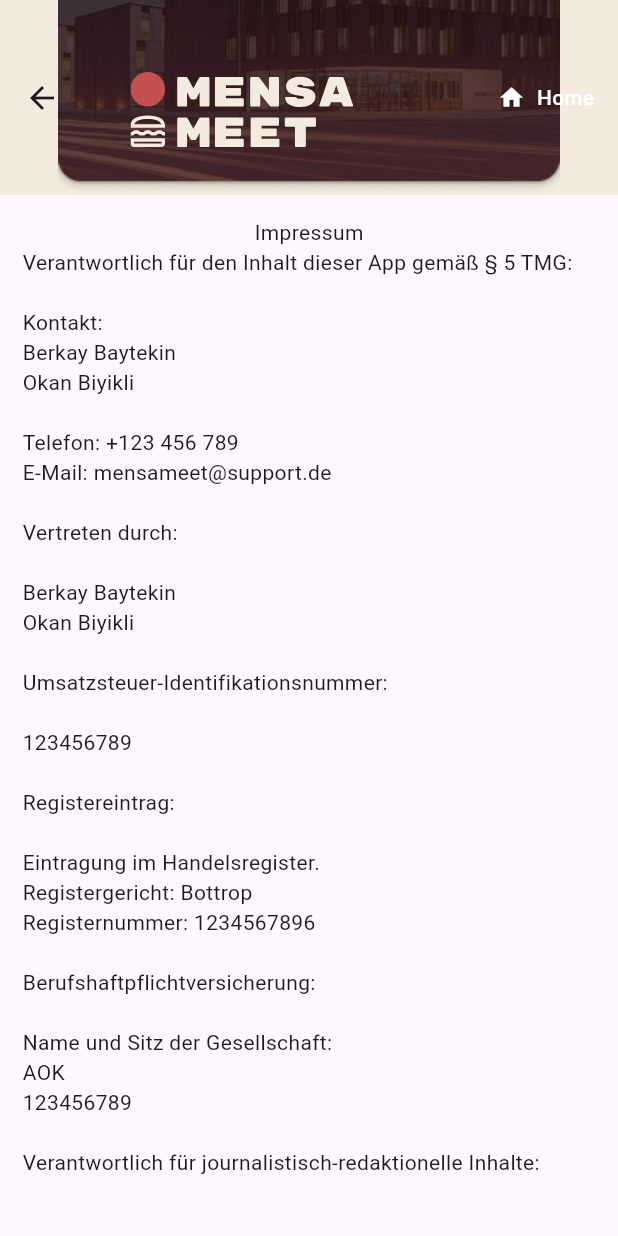
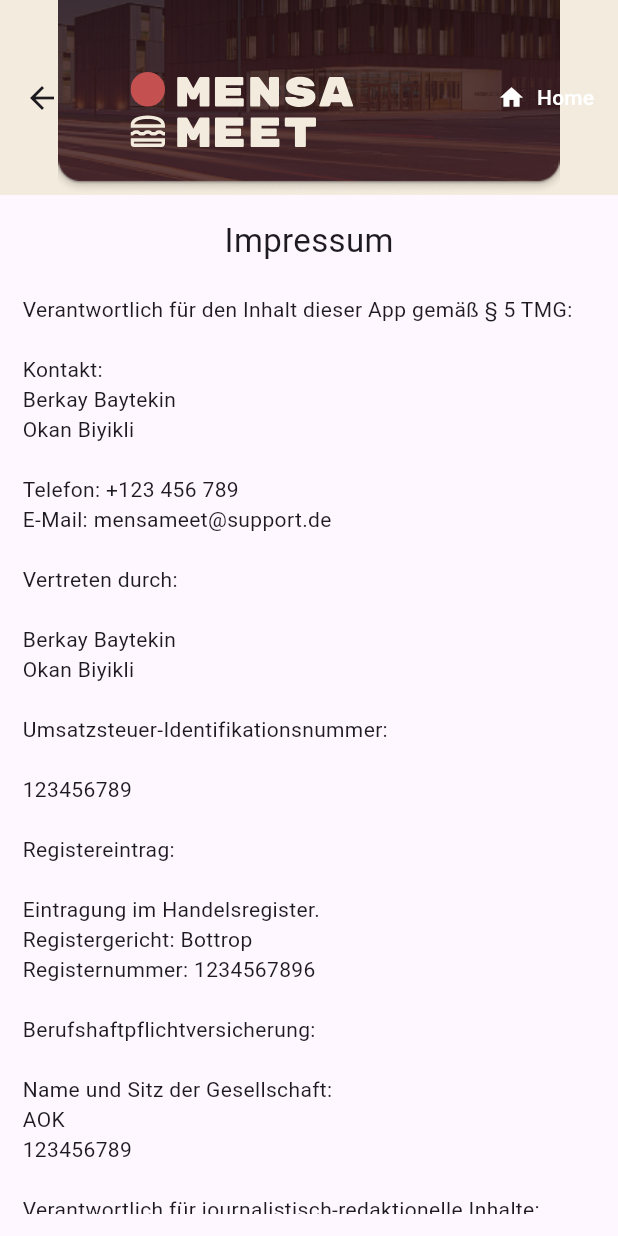
Before and after one commit to nrbebayt/MensaMeetApp, a Flutter app: the Impressum screen opened directly, on a phone screen of 412 x 824 dp. Run offline on Flutter 3.47's test engine with Material 3 defaults, Android fonts, the phone set to English and light mode, and no system bars; our stand-ins replace carousel_slider, cloud_firestore, firebase_auth, firebase_core, flip_card, flutter_local_notifications and 2 more; accounts and stored records are empty; network calls fail.

Commit message:
Change Aachen/RW/Essen to disabled README Impressum textupdate Change user to Nutzer

```diff
--- a/lib/sections/auth/login.dart
+++ b/lib/sections/auth/login.dart
@@ -107,7 +107,7 @@ class _LoginState extends State<Login> {
                   TextFormField(
                     style: TextStyle(color: Colors.white), // Weiße Textfarbe
                     decoration: InputDecoration(
-                      hintText: 'password',
+                      hintText: 'Passwort',
                       filled: true,
                       fillColor: colorlib.grey, // Dunkelgrauer Hintergrund
                       hintStyle: TextStyle(color: Colors.grey), // Weiße Schriftfarbe für den Platzhalter
--- a/lib/sections/home/home.dart
+++ b/lib/sections/home/home.dart
@@ -1,6 +1,5 @@
 import 'dart:async';
 import 'dart:developer';
-
 import 'package:firebase_auth/firebase_auth.dart';
 import 'package:flutter/material.dart';
 import 'package:flutter_local_notifications/flutter_local_notifications.dart';
@@ -926,7 +925,7 @@ class _HomeState extends State<Home> {
                               child: Padding(
                                 padding: EdgeInsetsDirectional.fromSTEB(20, 0, 15, 0),
                                 child: Text(
-                                  'user: ${item.user.length}',
+                                  'Nutzer: ${item.user.length}',
                                   style: TextStyle(fontSize: 20.0),
                                 ),
                               ),
--- a/lib/sections/impressum/impressum.dart
+++ b/lib/sections/impressum/impressum.dart
@@ -54,8 +54,12 @@ class Impressum extends StatelessWidget {
             child: Column(
               mainAxisSize: MainAxisSize.max,
               children: [
-                Text(
-                  'Impressum',
+                Padding(
+                  padding: const EdgeInsets.only(bottom: 20.0),
+                  child: Text(
+                    'Impressum',
+                      style: TextStyle(fontSize: 22)
+                  ),
                 ),
                 Align(
                   alignment: AlignmentDirectional(-1, -1),
```
Also changed, not shown: assets/Images/aachen.png, assets/Images/essen.png, assets/Images/rw.png, 2 other files.
